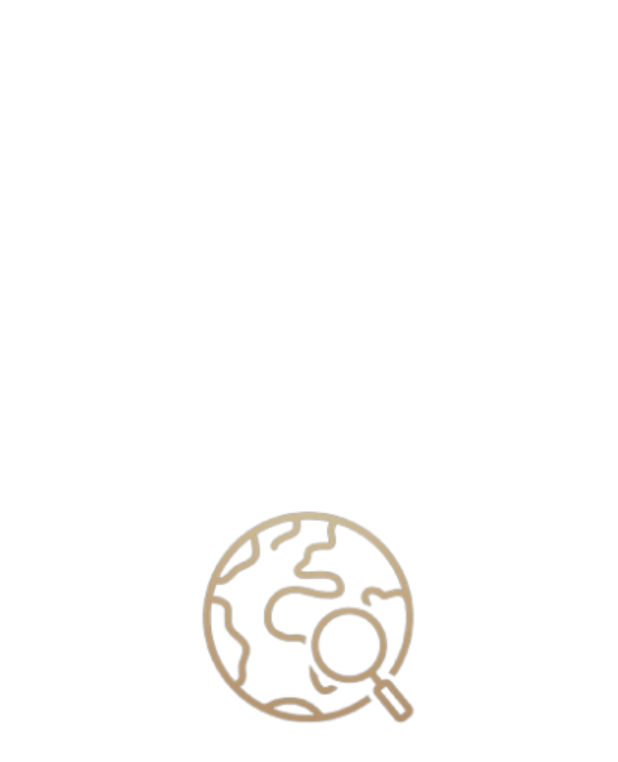
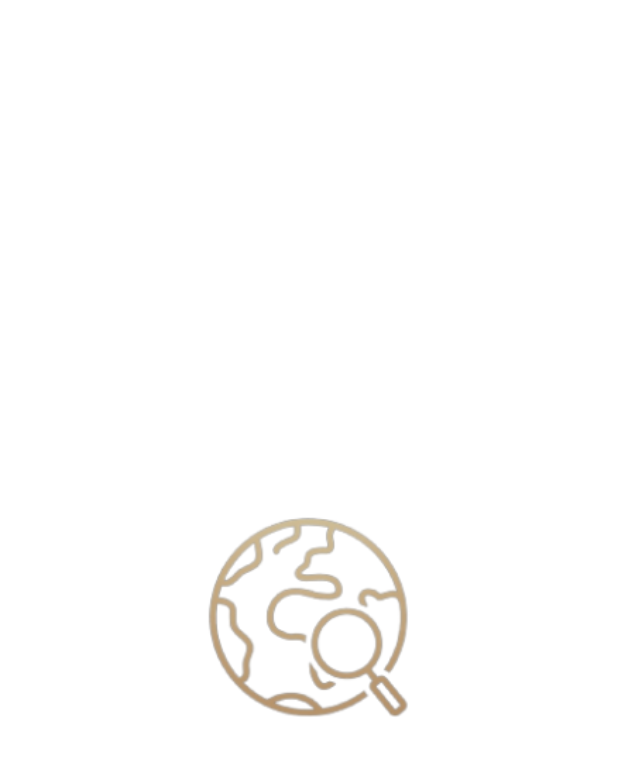
Before and after one commit to HodaTabasi/shopAppRRR, a Flutter app: the screen it shows after launch, on a phone screen of 412 x 824 dp. Shown: the top 762 px of the screen. Run offline on Flutter 3.47's test engine with Material 2 defaults, Android fonts, the phone set to English and light mode, and no system bars; our stand-ins replace easy_localization, firebase_core, firebase_messaging, flutter_colorpicker, flutter_local_notifications, flutter_screenutil and 14 more; missing offline and left inert: app_settings; accounts and stored records are empty; network calls fail; project files that could hold a hidden picture were left out.

```diff
--- a/lib/controller/get/api_getx_controller.dart
+++ b/lib/controller/get/api_getx_controller.dart
@@ -45,10 +45,7 @@ class APIGetxController extends GetxController {
   }
 
   getAllProduct() {
-    print(SharedPrefController().lastUpdate);
-    print(DateFormat('yyyy-MM-dd – kk:mm')
-        .parse(SharedPrefController().lastUpdate)
-        .isBefore(DateTime.now()));
+
 
     if (SharedPrefController().lastUpdate.isEmpty) {
       get();
@@ -71,7 +68,6 @@ class APIGetxController extends GetxController {
   }
 
   get() {
-    print(SharedPrefController().lastUpdate);
     isLoading.value = true;
     DataRepository().getAllProduct().then((value) async {
       productMap.addAll(
--- a/lib/screens/home/tebs/home_tab/home_page.dart
+++ b/lib/screens/home/tebs/home_tab/home_page.dart
@@ -31,14 +31,13 @@ class _HomePageState extends State<HomePage> with TickerProviderStateMixin {
 
   @override
   void initState() {
+    super.initState();
     controller = TabController(length: l.length, vsync: this);
     tabController = TabController(length: 3, vsync: this);
 
     WidgetsBinding.instance.addPostFrameCallback((_) {
       APIGetxController.to.getAllProduct();
     });
-
-    super.initState();
   }
 
   @override
--- a/lib/screens/splach_screen.dart
+++ b/lib/screens/splach_screen.dart
@@ -1,4 +1,5 @@
 import 'package:flutter/material.dart';
+import 'package:flutter_screenutil/flutter_screenutil.dart';
 import 'package:rrr_shop_app/controller/get/api_getx_controller.dart';
 import 'package:rrr_shop_app/controller/get/hive_getx_controller.dart';
 import 'package:rrr_shop_app/controller/preferences/shared_pref_controller.dart';
@@ -23,7 +24,7 @@ class _SplashScreenState extends State<SplashScreen> {
     return Scaffold(
       backgroundColor: Colors.white,
       body: Center(
-        child: Image.asset("assets/images/logo.png"),
+        child: Image.asset("assets/images/logo.png",height: 120.h,width: 120.w),
       ),
     );
   }
```
Also changed, not shown: pubspec.yaml (+7 -0 lines), pubspec.lock, 8 other files.
